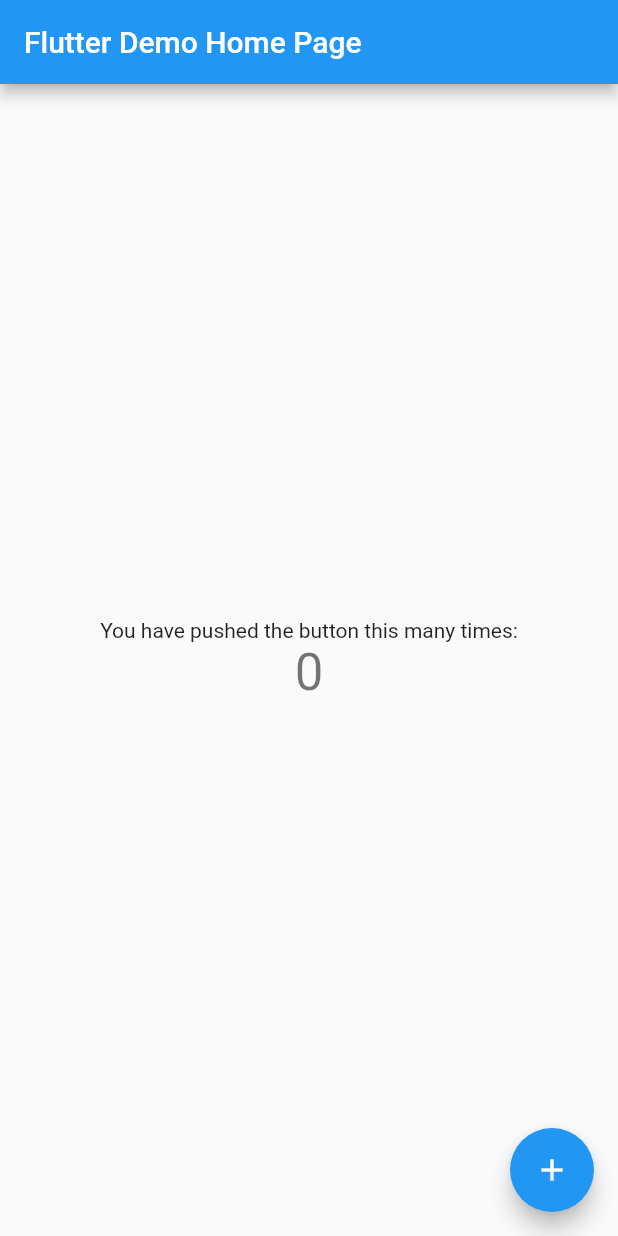
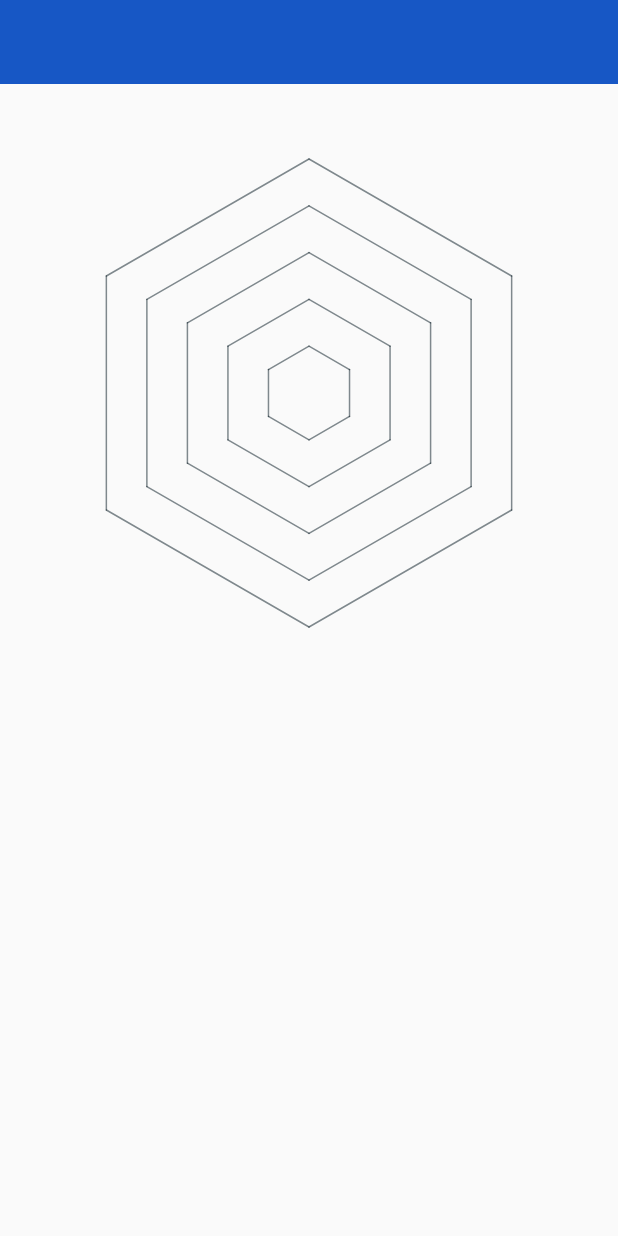
Before and after one commit to DarioTheLuca/draw-hexagon, a Flutter app: the screen it shows after launch, on a phone screen of 412 x 824 dp. Run offline on Flutter 3.47's test engine with Material 2 defaults, Android fonts, the phone set to English and light mode, and no system bars.

Commit message:
hexagon created, but not responsive

```diff
--- a/lib/main.dart
+++ b/lib/main.dart
@@ -1,3 +1,5 @@
+import 'dart:math';
+
 import 'package:flutter/material.dart';
 
 void main() {
@@ -11,57 +13,95 @@
   @override
   Widget build(BuildContext context) {
     return MaterialApp(
-      title: 'Flutter Demo',
+      title: 'Hexagon',
       theme: ThemeData(
         primarySwatch: Colors.blue,
       ),
-      home: const MyHomePage(title: 'Flutter Demo Home Page'),
+      home: const HexagonScreen(),
+      debugShowCheckedModeBanner: false,
     );
   }
 }
 
-class MyHomePage extends StatefulWidget {
-  const MyHomePage({super.key, required this.title});
-  final String title;
-
-  @override
-  State<MyHomePage> createState() => _MyHomePageState();
-}
-
-class _MyHomePageState extends State<MyHomePage> {
-  int _counter = 0;
-
-  void _incrementCounter() {
-    setState(() {
-      _counter++;
-    });
-  }
-
+class HexagonScreen extends StatelessWidget {
+  const HexagonScreen({super.key});
   @override
   Widget build(BuildContext context) {
+    final screenWidth = MediaQuery.of(context).size.width;
+    final screenHeight = MediaQuery.of(context).size.height;
     return Scaffold(
       appBar: AppBar(
-        title: Text(widget.title),
+        elevation: 0,
+        backgroundColor: const Color.fromARGB(255, 23, 87, 197),
       ),
-      body: Center(
-        child: Column(
-          mainAxisAlignment: MainAxisAlignment.center,
-          children: <Widget>[
-            const Text(
-              'You have pushed the button this many times:',
-            ),
-            Text(
-              '$_counter',
-              style: Theme.of(context).textTheme.headline4,
-            ),
-          ],
-        ),
-      ),
-      floatingActionButton: FloatingActionButton(
-        onPressed: _incrementCounter,
-        tooltip: 'Increment',
-        child: const Icon(Icons.add),
+      body: Hexagon(
+        screenWidth: screenWidth,
       ),
     );
   }
 }
+
+class Hexagon extends StatelessWidget {
+  const Hexagon({
+    super.key,
+    required this.screenWidth,
+  });
+
+  final double screenWidth;
+  double get diameter => screenWidth - 100;
+  double get radius => diameter / 2;
+
+  @override
+  Widget build(BuildContext context) {
+    return Stack(
+      fit: StackFit.expand,
+      children: [
+        CustomPaint(
+          painter: HexagonPainter(radius: radius),
+        )
+      ],
+    );
+  }
+}
+
+class HexagonPainter extends CustomPainter {
+  HexagonPainter({required this.radius});
+
+  final double radius;
+
+  @override
+  void paint(Canvas canvas, Size size) {
+    Paint borderPaint = Paint()
+      ..strokeCap = StrokeCap.round
+      ..style = PaintingStyle.stroke
+      ..color = const Color.fromARGB(255, 4, 23, 32).withOpacity(0.5)
+      ..strokeWidth = 1.0;
+
+    final center = Offset(size.width / 2, size.width / 2);
+    final angleMul = [1, 3, 5, 7, 9, 11, 1];
+    for (int j = 1; j < 6; j++) {
+      for (int i = 0; i < angleMul.length - 1; i++) {
+        canvas.drawLine(
+          Offset(
+            (j / 5) * radius * cos(pi * 2 * (angleMul[i] * 30 / 360)) +
+                center.dx,
+            (j / 5) * radius * sin(pi * 2 * (angleMul[i] * 30 / 360)) +
+                center.dy,
+          ),
+          Offset(
+            (j / 5) * radius * cos(pi * 2 * (angleMul[i + 1] * 30 / 360)) +
+                center.dx,
+            (j / 5) * radius * sin(pi * 2 * (angleMul[i + 1] * 30 / 360)) +
+                center.dy,
+          ),
+          borderPaint,
+        );
+      }
+    }
+  }
+
+  @override
+  bool shouldRepaint(covariant CustomPainter oldDelegate) {
+    return true;
+  }
+}
```
